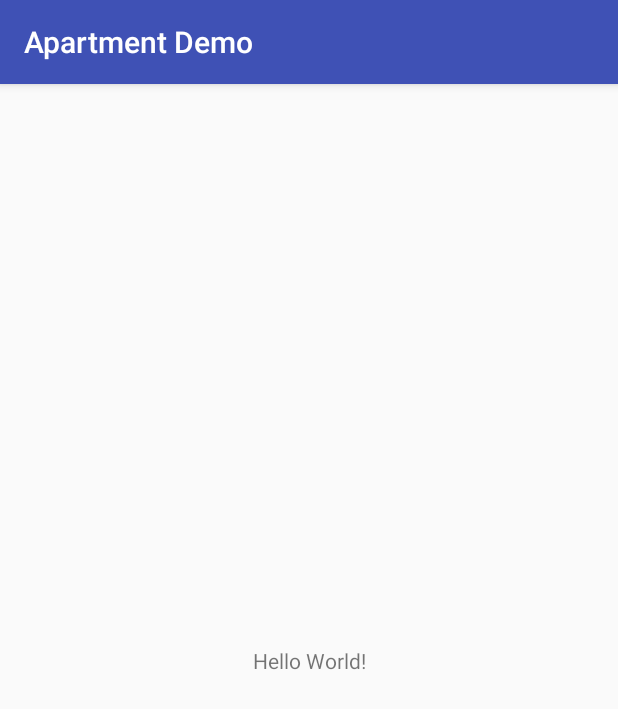
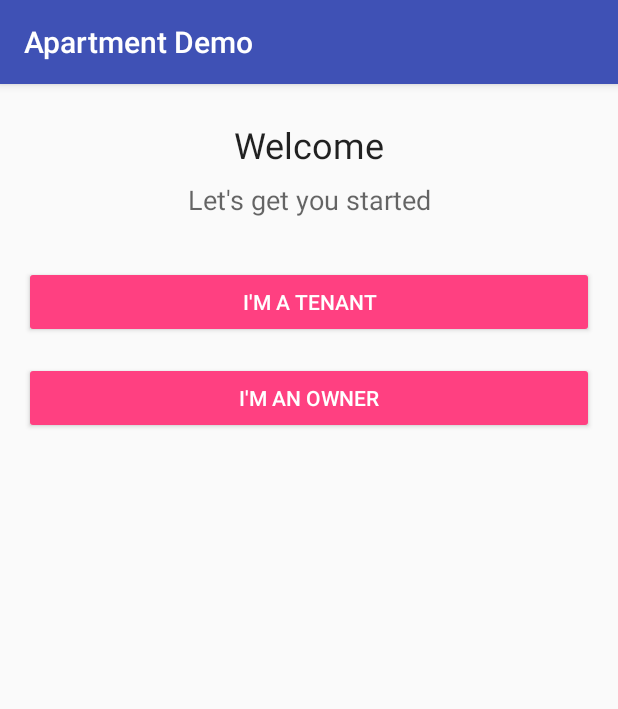
Before and after one commit to sivaperumal644/apartmentDB, an Android app: the screen it shows after launch (MainActivity), on a phone screen of 412 x 824 dp. Shown: the top 709 px of the screen. Run offline under Robolectric (Android 15) with nearby library versions, the phone set to English and light mode, and no system bars.

Commit message:
Added new activities

```diff
--- a/app/src/main/AndroidManifest.xml
+++ b/app/src/main/AndroidManifest.xml
@@ -16,6 +16,8 @@
                 <category android:name="android.intent.category.LAUNCHER" />
             </intent-filter>
         </activity>
+        <activity android:name=".TenantLoginActivity" />
+        <activity android:name=".OwnerLoginActivity"></activity>
     </application>
 
 </manifest>
--- a/app/src/main/res/layout/activity_main.xml
+++ b/app/src/main/res/layout/activity_main.xml
@@ -1,18 +1,49 @@
 <?xml version="1.0" encoding="utf-8"?>
-<android.support.constraint.ConstraintLayout xmlns:android="http://schemas.android.com/apk/res/android"
-    xmlns:app="http://schemas.android.com/apk/res-auto"
-    xmlns:tools="http://schemas.android.com/tools"
-    android:layout_width="match_parent"
+
+
+<ScrollView android:layout_width="match_parent"
     android:layout_height="match_parent"
-    tools:context=".MainActivity">
+    xmlns:android="http://schemas.android.com/apk/res/android">
 
-    <TextView
-        android:layout_width="wrap_content"
-        android:layout_height="wrap_content"
-        android:text="Hello World!"
-        app:layout_constraintBottom_toBottomOf="parent"
-        app:layout_constraintLeft_toLeftOf="parent"
-        app:layout_constraintRight_toRightOf="parent"
-        app:layout_constraintTop_toTopOf="parent" />
+        <LinearLayout
+            android:layout_width="match_parent"
+            android:layout_height="wrap_content"
+            android:orientation="vertical">
 
-</android.support.constraint.ConstraintLayout>
+            <TextView
+                android:layout_width="match_parent"
+                android:layout_height="wrap_content"
+                android:text="Welcome"
+                android:textAlignment="center"
+                android:padding="8dp"
+                android:layout_marginTop="16dp"
+                android:textAppearance="@style/TextAppearance.AppCompat.Headline" />
+
+            <TextView
+                android:layout_width="match_parent"
+                android:layout_height="wrap_content"
+                android:textAlignment="center"
+                android:text="Let's get you started"
+                android:layout_marginBottom="16dp"
+                android:textAppearance="@style/TextAppearance.AppCompat.Medium" />
+            <Button
+                style="@style/Widget.AppCompat.Button.Colored"
+                android:layout_width="match_parent"
+                android:layout_height="wrap_content"
+                android:layout_marginLeft="16dp"
+                android:layout_marginRight="16dp"
+                android:layout_marginTop="16dp"
+                android:text="I'm a Tenant" />
+
+            <Button
+                style="@style/Widget.AppCompat.Button.Colored"
+                android:layout_width="match_parent"
+                android:layout_height="wrap_content"
+                android:layout_marginLeft="16dp"
+                android:layout_marginRight="16dp"
+                android:layout_marginTop="16dp"
+                android:text="I'm an owner" />
+        </LinearLayout>
+
+
+    </ScrollView>
```
Also changed, not shown: app/src/main/java/com/example/roshan/apartmentdemo/OwnerLoginActivity.java (added, +13 -0 lines), app/src/main/java/com/example/roshan/apartmentdemo/TenantLoginActivity.java (added, +13 -0 lines), app/src/main/res/layout/activity_owner_login.xml (added, +63 -0 lines), app/src/main/res/layout/activity_tenant_login.xml (added, +63 -0 lines).
